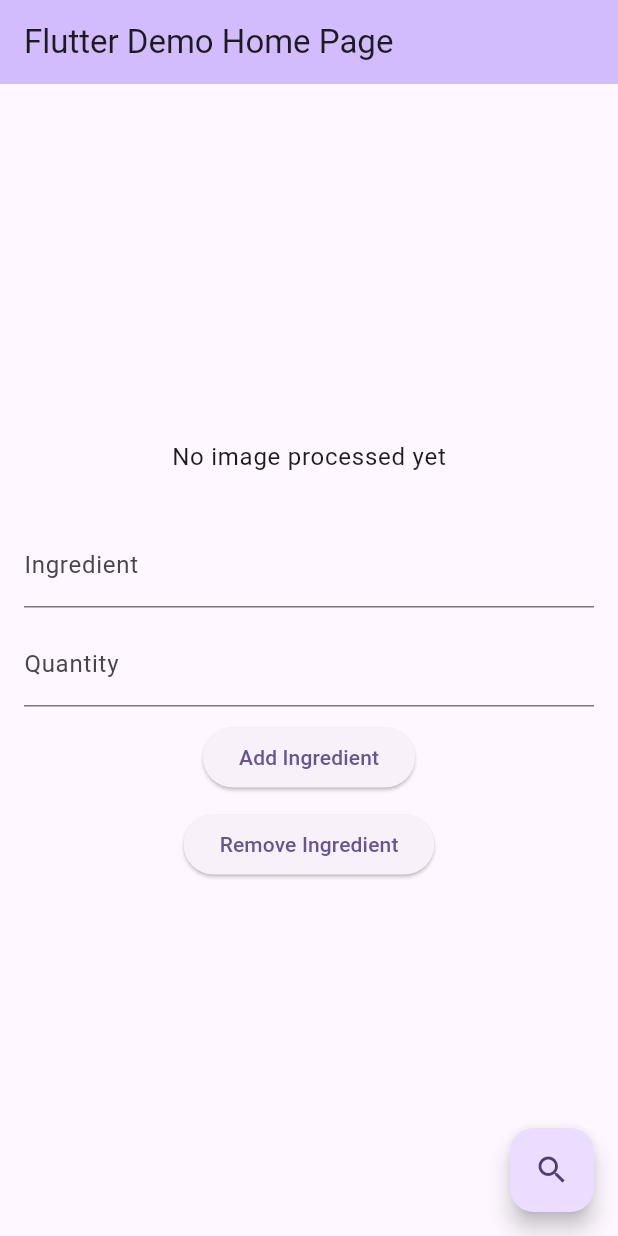
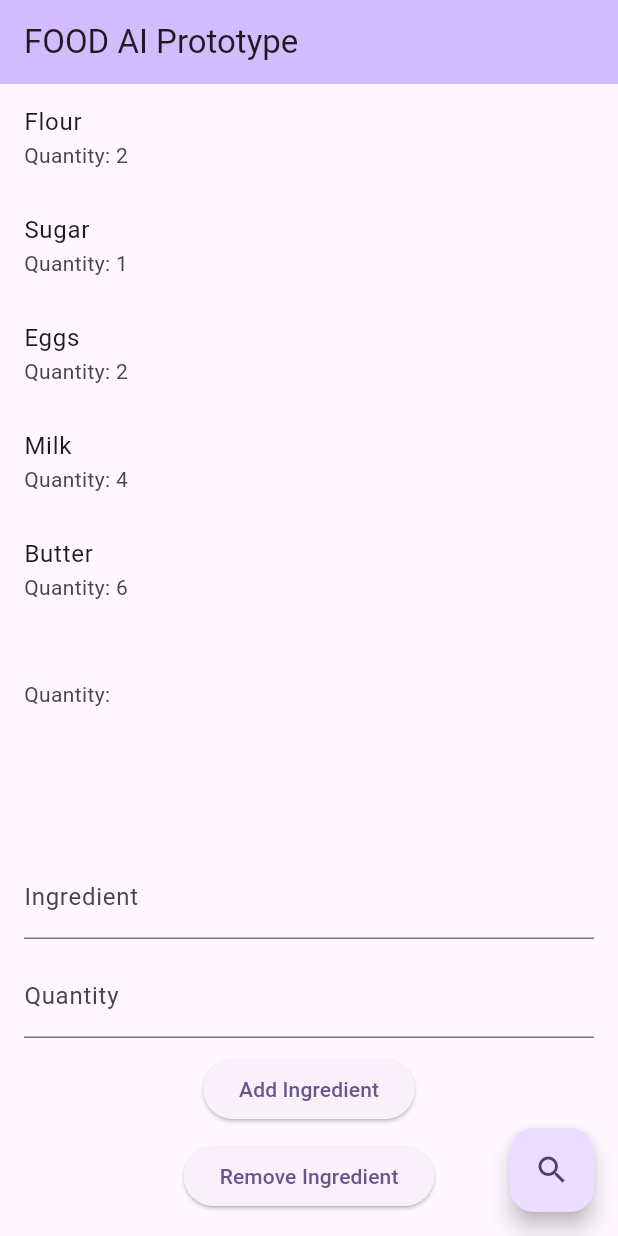
Before and after one commit to boykin345/food-ai-app, a Flutter app: the MyHomePage screen opened directly, after a tap on "Add Ingredient", on a phone screen of 412 x 824 dp. Run offline on Flutter 3.47's test engine with Material 3 defaults, Android fonts, the phone set to English and light mode, and no system bars; project files that could hold a hidden picture were left out.

Commit message:
Add ListBuilder to main.dart

```diff
--- a/lib/main.dart
+++ b/lib/main.dart
@@ -13,12 +13,12 @@ class MyApp extends StatelessWidget {
   @override
   Widget build(BuildContext context) {
     return MaterialApp(
-      title: 'Flutter Demo',
+      title: 'FOOD AI',
       theme: ThemeData(
         colorScheme: ColorScheme.fromSeed(seedColor: Colors.deepPurple),
         useMaterial3: true,
       ),
-      home: const MyHomePage(title: 'Flutter Demo Home Page'),
+      home: const MyHomePage(title: 'FOOD AI Prototype'),
     );
   }
 }
@@ -55,7 +55,8 @@ class _MyHomePageState extends State<MyHomePage> {
   }
 
   Future<String> sendToOpenAI() async {
-    var uri = Uri.parse('https://api.openai.com/v1/chat/completions'); // API URL
+    var uri =
+        Uri.parse('https://api.openai.com/v1/chat/completions'); // API URL
     const String API_KEY =
         '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'; // Replace with your actual API Key
 
@@ -71,12 +72,12 @@ class _MyHomePageState extends State<MyHomePage> {
           {
             "role": "user",
             "content":
-            "What are ingredients inside of that fridge? Just give Name:quantity, nothing else. Example: 'Apple: 1 Orange: 3' " // Your text prompt/question
+                "What are ingredients inside of that fridge? Just give Name:quantity, nothing else. Example: 'Apple: 1 Orange: 3' " // Your text prompt/question
           },
           {
             "role": "system",
             "content":
-            "https://upload.wikimedia.org/wikipedia/commons/7/7b/Open_refrigerator_with_food_at_night.jpg"
+                "https://upload.wikimedia.org/wikipedia/commons/7/7b/Open_refrigerator_with_food_at_night.jpg"
           }
         ],
       }),
@@ -98,8 +99,7 @@ class _MyHomePageState extends State<MyHomePage> {
   };
 
   void updateUI() async {
-    setState(() {
-    });
+    setState(() {});
 
     String response = await sendToOpenAI();
 
@@ -114,6 +114,12 @@ class _MyHomePageState extends State<MyHomePage> {
     });
   }
 
+  void updateResponseDisplay() {
+    _response = ingredientsMap.entries
+        .map((entry) => '${entry.key}: ${entry.value}')
+        .join(', ');
+  }
+
   void addIngredients(
       Map<String, String> originalMap, Map<String, String> newIngredients) {
     originalMap.addAll(newIngredients);
@@ -122,12 +128,14 @@ class _MyHomePageState extends State<MyHomePage> {
   void addItemToIngredientsMap(String itemName, String quantity) {
     setState(() {
       ingredientsMap[itemName] = quantity;
+      updateResponseDisplay();
     });
   }
 
   void removeIngredient(String itemName) {
     setState(() {
       ingredientsMap.remove(itemName);
+      updateResponseDisplay();
     });
   }
 
@@ -142,14 +150,18 @@ class _MyHomePageState extends State<MyHomePage> {
         child: Column(
           mainAxisAlignment: MainAxisAlignment.center,
           children: <Widget>[
-            Padding(
-              padding: const EdgeInsets.all(16.0),
-              child: Text(
-                _response,
-                style: Theme.of(context).textTheme.bodyText1,
+            Expanded(
+              child: ListView.builder(
+                itemCount: ingredientsMap.length,
+                itemBuilder: (context, index) {
+                  String key = ingredientsMap.keys.elementAt(index);
+                  return ListTile(
+                    title: Text(key),
+                    subtitle: Text('Quantity: ${ingredientsMap[key]}'),
+                  );
+                },
               ),
             ),
-            // New text fields for entering ingredient and quantity
             Padding(
               padding: const EdgeInsets.all(16.0),
               child: Column(
--- a/pubspec.yaml
+++ b/pubspec.yaml
@@ -35,7 +35,7 @@ dependencies:
   # The following adds the Cupertino Icons font to your application.
   # Use with the CupertinoIcons class for iOS style icons.
   cupertino_icons: ^1.0.2
-  http: ^1.1.2
+  http: ^1.1.0
 
 dev_dependencies:
   flutter_test:
```
Also changed, not shown: pubspec.lock.
